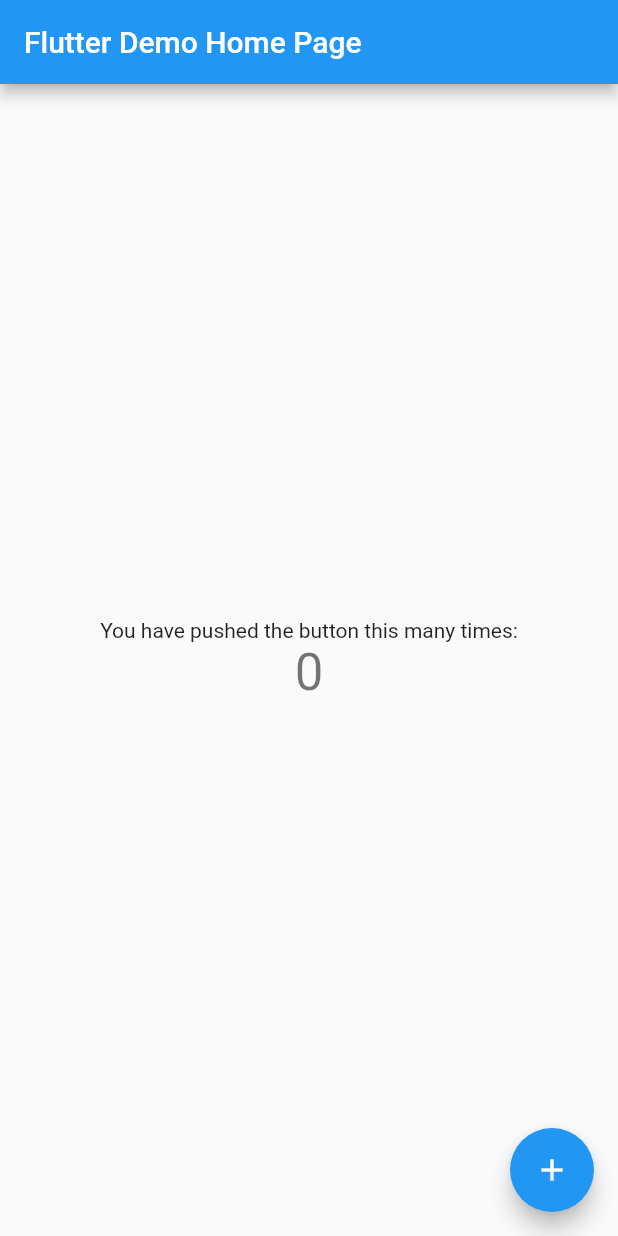
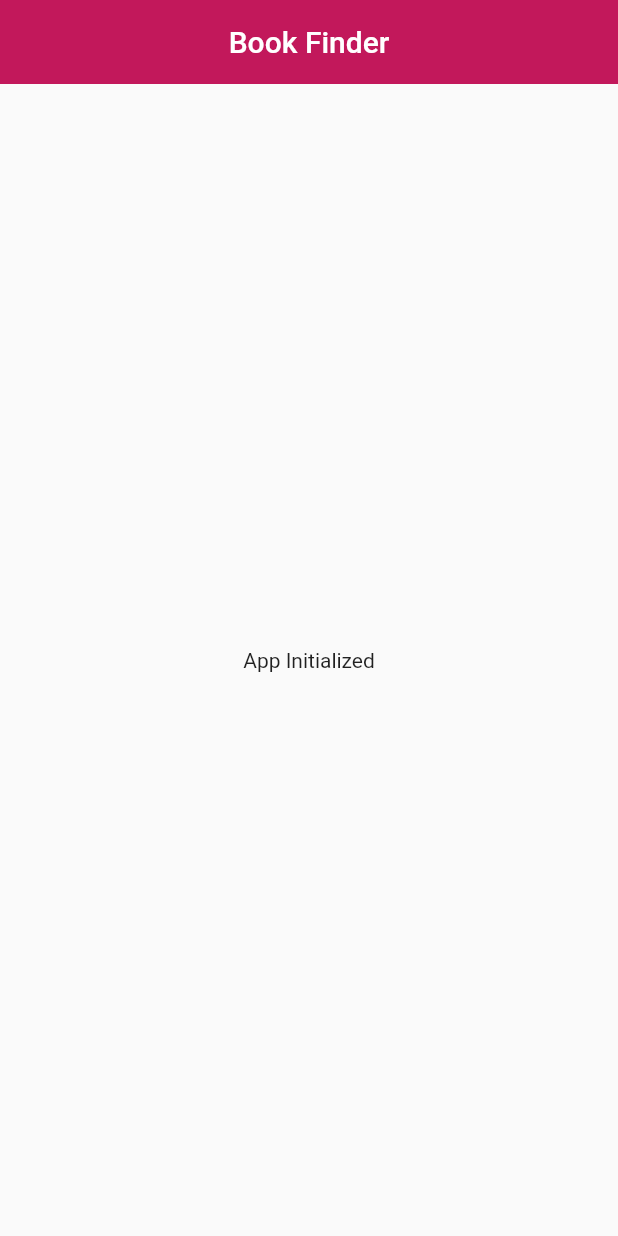
Before and after one commit to bhargav41/Book-Finder, a Flutter app: the screen it shows after launch, on a phone screen of 412 x 824 dp. Run offline on Flutter 3.47's test engine with Material 2 defaults, Android fonts, the phone set to English and light mode, and no system bars.

Commit message:
commit 1

```diff
--- a/lib/homepage.dart
+++ b/lib/homepage.dart
@@ -0,0 +1,24 @@
+import 'package:flutter/material.dart';
+
+class MyHomePage extends StatefulWidget {
+  const MyHomePage({Key? key}) : super(key: key);
+
+  @override
+  _MyHomePageState createState() => _MyHomePageState();
+}
+
+class _MyHomePageState extends State<MyHomePage> {
+  @override
+  Widget build(BuildContext context) {
+    return Scaffold(
+      appBar: AppBar(
+        backgroundColor: Colors.pink[700],
+        elevation: 0.0,
+        title: const Center(child: Text("Book Finder")),
+      ),
+      body: Container(
+        child: const Center(child: Text("App Initialized")),
+      ),
+    );
+  }
+}
--- a/lib/main.dart
+++ b/lib/main.dart
@@ -1,4 +1,6 @@
 import 'package:flutter/material.dart';
+
+import 'homepage.dart';
 
 void main() {
   runApp(const MyApp());
@@ -6,110 +8,15 @@
 
 class MyApp extends StatelessWidget {
   const MyApp({Key? key}) : super(key: key);
-
-  // This widget is the root of your application.
   @override
   Widget build(BuildContext context) {
     return MaterialApp(
-      title: 'Flutter Demo',
+      debugShowCheckedModeBanner: false,
+      title: 'Insta Companion',
       theme: ThemeData(
-        // This is the theme of your application.
-        //
-        // Try running your application with "flutter run". You'll see the
-        // application has a blue toolbar. Then, without quitting the app, try
-        // changing the primarySwatch below to Colors.green and then invoke
-        // "hot reload" (press "r" in the console where you ran "flutter run",
-        // or simply save your changes to "hot reload" in a Flutter IDE).
-        // Notice that the counter didn't reset back to zero; the application
-        // is not restarted.
         primarySwatch: Colors.blue,
       ),
-      home: const MyHomePage(title: 'Flutter Demo Home Page'),
+      home: const MyHomePage(),
     );
   }
 }
-
-class MyHomePage extends StatefulWidget {
-  const MyHomePage({Key? key, required this.title}) : super(key: key);
-
-  // This widget is the home page of your application. It is stateful, meaning
-  // that it has a State object (defined below) that contains fields that affect
-  // how it looks.
-
-  // This class is the configuration for the state. It holds the values (in this
-  // case the title) provided by the parent (in this case the App widget) and
-  // used by the build method of the State. Fields in a Widget subclass are
-  // always marked "final".
-
-  final String title;
-
-  @override
-  State<MyHomePage> createState() => _MyHomePageState();
-}
-
-class _MyHomePageState extends State<MyHomePage> {
-  int _counter = 0;
-
-  void _incrementCounter() {
-    setState(() {
-      // This call to setState tells the Flutter framework that something has
-      // changed in this State, which causes it to rerun the build method below
-      // so that the display can reflect the updated values. If we changed
-      // _counter without calling setState(), then the build method would not be
-      // called again, and so nothing would appear to happen.
-      _counter++;
-    });
-  }
-
-  @override
-  Widget build(BuildContext context) {
-    // This method is rerun every time setState is called, for instance as done
-    // by the _incrementCounter method above.
-    //
-    // The Flutter framework has been optimized to make rerunning build methods
-    // fast, so that you can just rebuild anything that needs updating rather
-    // than having to individually change instances of widgets.
-    return Scaffold(
-      appBar: AppBar(
-        // Here we take the value from the MyHomePage object that was created by
-        // the App.build method, and use it to set our appbar title.
-        title: Text(widget.title),
-      ),
-      body: Center(
-        // Center is a layout widget. It takes a single child and positions it
-        // in the middle of the parent.
-        child: Column(
-          // Column is also a layout widget. It takes a list of children and
-          // arranges them vertically. By default, it sizes itself to fit its
-          // children horizontally, and tries to be as tall as its parent.
-          //
-          // Invoke "debug painting" (press "p" in the console, choose the
-          // "Toggle Debug Paint" action from the Flutter Inspector in Android
-          // Studio, or the "Toggle Debug Paint" command in Visual Studio Code)
-          // to see the wireframe for each widget.
-          //
-          // Column has various properties to control how it sizes itself and
-          // how it positions its children. Here we use mainAxisAlignment to
-          // center the children vertically; the main axis here is the vertical
-          // axis because Columns are vertical (the cross axis would be
-          // horizontal).
-          mainAxisAlignment: MainAxisAlignment.center,
-          children: <Widget>[
-            const Text(
-              'You have pushed the button this many times:',
-            ),
-            Text(
-              '$_counter',
-              style: Theme.of(context).textTheme.headline4,
-            ),
-          ],
-        ),
-      ),
-      floatingActionButton: FloatingActionButton(
-        onPressed: _incrementCounter,
-        tooltip: 'Increment',
-        child: const Icon(Icons.add),
-      ), // This trailing comma makes auto-formatting nicer for build methods.
-    );
-  }
-}
```
